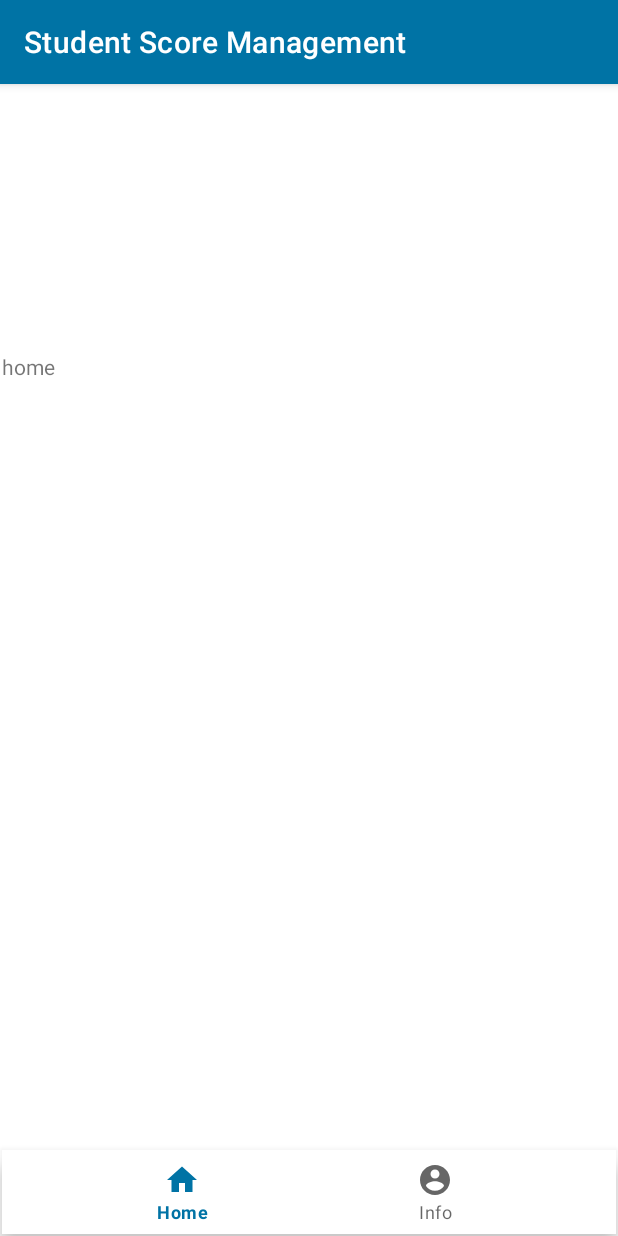
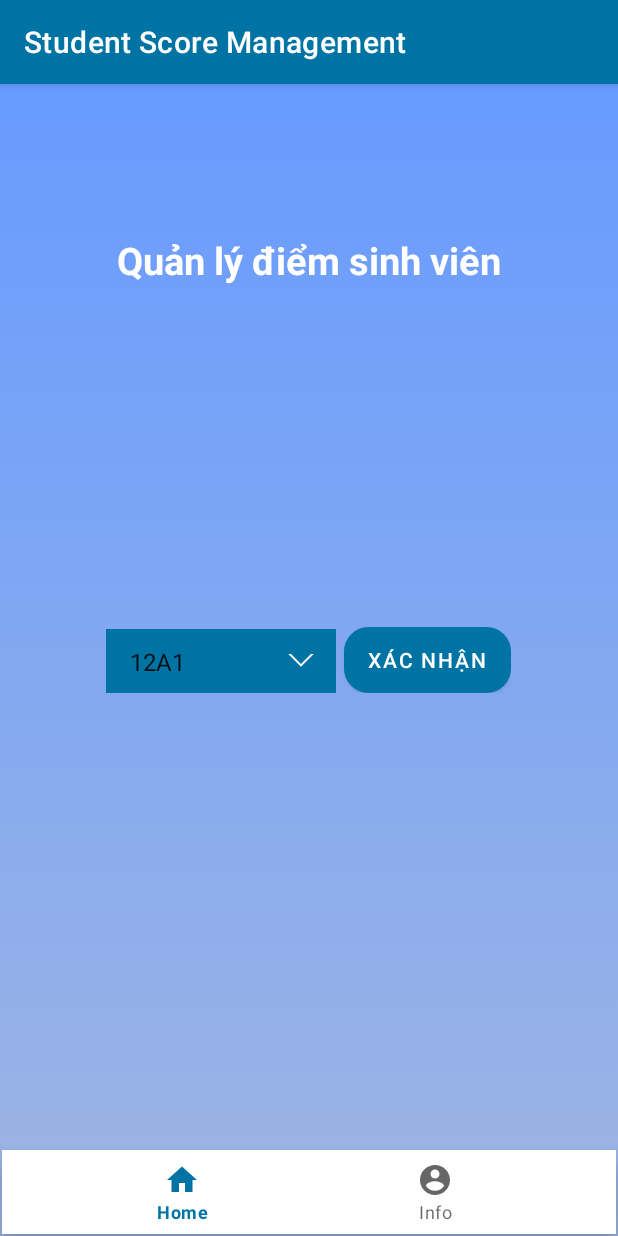
Before and after one commit to truong-lv/Student-Score-Management_App, an Android app: the HomeFragment screen opened directly, with no data from a screen before it, on a phone screen of 412 x 824 dp. Run offline under Robolectric (Android 15) with nearby library versions, the phone set to English and light mode, and no system bars; our stand-ins replace navigation-ui.

Commit message:
update Fragment

```diff
--- a/app/src/main/java/com/example/studentscoremanagement/VerifyActivity.java
+++ b/app/src/main/java/com/example/studentscoremanagement/VerifyActivity.java
@@ -38,7 +38,7 @@ public class VerifyActivity extends AppCompatActivity {
 
                 //kiểm tra người dùng nhập mã xác nhận có đúng ko
                 if(!inputCode.equals(code)){
-                    Intent intent=new Intent(VerifyActivity.this,ChooseClassActivity.class);//update fragment here
+                    Intent intent=new Intent(VerifyActivity.this,MainActivity.class);//update fragment here
                     intent.putExtra(LoginActivity.USER_INFOR,bundle);
                     startActivity(intent);
                 }else {
--- a/app/src/main/java/com/example/studentscoremanagement/fragment/HomeFragment.java
+++ b/app/src/main/java/com/example/studentscoremanagement/fragment/HomeFragment.java
@@ -1,14 +1,31 @@
 package com.example.studentscoremanagement.fragment;
 
+import android.content.Intent;
 import android.os.Bundle;
 
 import androidx.fragment.app.Fragment;
+import androidx.fragment.app.FragmentManager;
+import androidx.fragment.app.FragmentTransaction;
 
 import android.view.LayoutInflater;
 import android.view.View;
 import android.view.ViewGroup;
+import android.widget.ArrayAdapter;
+import android.widget.Button;
+import android.widget.ImageButton;
+import android.widget.Spinner;
+import android.widget.Toast;
 
+import com.example.studentscoremanagement.ChooseClassActivity;
+import com.example.studentscoremanagement.DBHelper;
+import com.example.studentscoremanagement.DSSV;
+import com.example.studentscoremanagement.LoginActivity;
+import com.example.studentscoremanagement.Model.Lop;
+import com.example.studentscoremanagement.Model.TaiKhoan;
 import com.example.studentscoremanagement.R;
+import com.example.studentscoremanagement.UserInforActivity;
+
+import java.util.ArrayList;
 
 /**
  * A simple {@link Fragment} subclass.
@@ -21,10 +38,18 @@ public class HomeFragment extends Fragment {
     // the fragment initialization parameters, e.g. ARG_ITEM_NUMBER
     private static final String ARG_PARAM1 = "param1";
     private static final String ARG_PARAM2 = "param2";
+    ArrayList<String> dataString = new ArrayList<>();
 
+    UserFragment userFragment=null;
+    Button btnConfirm;
+    ImageButton ibtInfor;
+    Spinner spnClass;
+    DBHelper database;
     // TODO: Rename and change types of parameters
     private String mParam1;
     private String mParam2;
+
+    public static final String ID_CLASS="ID_CLASS";
 
     public HomeFragment() {
         // Required empty public constructor
@@ -61,6 +86,53 @@ public class HomeFragment extends Fragment {
     public View onCreateView(LayoutInflater inflater, ViewGroup container,
                              Bundle savedInstanceState) {
         // Inflate the layout for this fragment
-        return inflater.inflate(R.layout.fragment_home, container, false);
+        View view = inflater.inflate(R.layout.fragment_home, container, false);
+
+        addControl(view);
+        setEvent();
+
+        return view;
+    }
+    private void setEvent() {
+        Initialize();
+
+        ArrayAdapter adapter = new ArrayAdapter(getContext(), android.R.layout.simple_list_item_1, dataString);
+        spnClass.setAdapter(adapter);
+
+        HomeFragment homeFragment=this;
+        btnConfirm.setOnClickListener(new View.OnClickListener() {
+            @Override
+            public void onClick(View view) {
+                Toast.makeText(getActivity(), "Lớp: "+ spnClass.getSelectedItem().toString(), Toast.LENGTH_SHORT).show();
+//                Intent intent = new Intent(getActivity(), UserFragment.class);
+//                intent.putExtra(ID_CLASS,spnClass.getSelectedItem().toString());
+//                //getActivity().finish();
+//                startActivity(intent);
+
+                if(userFragment==null) userFragment=new UserFragment();
+//                FragmentManager fragmentManager = getActivity().getSupportFragmentManager();
+//                FragmentTransaction fragmentTransaction = fragmentManager.beginTransaction();
+//                fragmentTransaction.replace(R.id.homeFragment, userFragment);
+//                //fragmentTransaction.remove(homeFragment);
+//                fragmentTransaction.commit();
+                    FragmentManager manager=getFragmentManager();
+                    manager.beginTransaction()
+                            .replace(R.id.homeFragment, userFragment,userFragment.getTag())
+                            .commit();
+            }
+        });
+    }
+
+    private void Initialize() {
+        database=new DBHelper(getContext());
+        ArrayList<String> classes = Lop.getAllClassId(database);
+        for (int i = 0; i < classes.size(); i++) {
+            dataString.add(classes.get(i));
+        }
+    }
+
+    private void addControl(View view) {
+        btnConfirm = view.findViewById(R.id.btnConfirm);
+        spnClass = view.findViewById(R.id.spnClass);
     }
 }
--- a/app/src/main/res/layout/activity_main.xml
+++ b/app/src/main/res/layout/activity_main.xml
@@ -23,8 +23,8 @@
     <fragment
         android:id="@+id/fragment"
         android:name="androidx.navigation.fragment.NavHostFragment"
-        android:layout_width="409dp"
-        android:layout_height="354dp"
+        android:layout_width="match_parent"
+        android:layout_height="match_parent"
         app:defaultNavHost="true"
         app:layout_constraintBottom_toTopOf="@+id/bottomNavigationView"
         app:layout_constraintEnd_toEndOf="parent"
--- a/app/src/main/res/layout/fragment_home.xml
+++ b/app/src/main/res/layout/fragment_home.xml
@@ -3,12 +3,47 @@
     xmlns:tools="http://schemas.android.com/tools"
     android:layout_width="match_parent"
     android:layout_height="match_parent"
-    tools:context=".fragment.HomeFragment">
+    tools:context=".fragment.HomeFragment"
+    android:background="@drawable/background_content">
 
     <!-- TODO: Update blank fragment layout -->
-    <TextView
+    <LinearLayout
         android:layout_width="match_parent"
-        android:layout_height="match_parent"
-        android:text="home" />
+        android:layout_height="wrap_content"
+        android:orientation="vertical">
+        <TextView
+            android:layout_marginTop="100dp"
+            android:layout_marginBottom="100dp"
+            android:layout_width="wrap_content"
+            android:layout_height="wrap_content"
+            android:textColor="@color/white"
+            android:layout_gravity="center"
+            android:textSize="25dp"
+            android:textStyle="bold"
+            android:text="@string/login_title"/>
+    </LinearLayout>
+    <LinearLayout
+        android:layout_width="wrap_content"
+        android:layout_height="wrap_content"
+        android:layout_gravity="center"
+        android:orientation="horizontal">
+        <Spinner
+            android:id="@+id/spnClass"
+            android:layout_width="153dp"
+            android:layout_height="44dp"
+            android:layout_marginRight="5dp"
+            android:background="@drawable/custom_spinner"/>
+
+        <Button
+            android:id="@+id/btnConfirm"
+            android:layout_width="wrap_content"
+            android:layout_height="match_parent"
+            android:background="@drawable/custom_button"
+            android:text="Xác nhận" />
+    </LinearLayout>
+    <LinearLayout
+        android:layout_width="match_parent"
+        android:layout_height="match_parent">
+    </LinearLayout>
 
 </FrameLayout>
```
